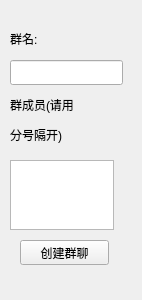
Qt form client/ui/new_group.ui (TT2TER/Echoplex) before a commit.
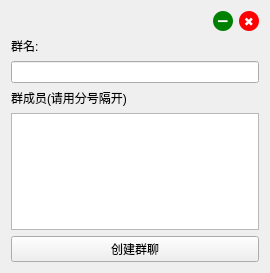
The same form after that commit. Custom widgets are drawn as their Qt base class.

Diff of the .ui file:
```diff
--- a/client/ui/new_group.ui
+++ b/client/ui/new_group.ui
@@ -6,73 +6,129 @@
    <rect>
     <x>0</x>
     <y>0</y>
-    <width>142</width>
-    <height>300</height>
+    <width>270</width>
+    <height>273</height>
    </rect>
   </property>
   <property name="windowTitle">
    <string>Form</string>
   </property>
-  <widget class="QPushButton" name="creat_group_butt">
-   <property name="geometry">
-    <rect>
-     <x>20</x>
-     <y>240</y>
-     <width>89</width>
-     <height>25</height>
-    </rect>
-   </property>
-   <property name="text">
-    <string>创建群聊</string>
-   </property>
-  </widget>
-  <widget class="QTextEdit" name="group_member_list">
-   <property name="geometry">
-    <rect>
-     <x>10</x>
-     <y>160</y>
-     <width>104</width>
-     <height>70</height>
-    </rect>
-   </property>
-  </widget>
-  <widget class="QLineEdit" name="new_group_name">
-   <property name="geometry">
-    <rect>
-     <x>10</x>
-     <y>60</y>
-     <width>113</width>
-     <height>25</height>
-    </rect>
-   </property>
-  </widget>
-  <widget class="QLabel" name="label">
-   <property name="geometry">
-    <rect>
-     <x>10</x>
-     <y>30</y>
-     <width>67</width>
-     <height>17</height>
-    </rect>
-   </property>
-   <property name="text">
-    <string>群名:</string>
-   </property>
-  </widget>
-  <widget class="QLabel" name="label_2">
-   <property name="geometry">
-    <rect>
-     <x>10</x>
-     <y>90</y>
-     <width>111</width>
-     <height>61</height>
-    </rect>
-   </property>
-   <property name="text">
-    <string>&lt;html&gt;&lt;head/&gt;&lt;body&gt;&lt;p&gt;群成员(请用&lt;/p&gt;&lt;p&gt;分号隔开)&lt;/p&gt;&lt;/body&gt;&lt;/html&gt;</string>
-   </property>
-  </widget>
+  <layout class="QVBoxLayout" name="verticalLayout">
+   <item>
+    <layout class="QHBoxLayout" name="horizontalLayout_4">
+     <item>
+      <spacer name="horizontalSpacer_3">
+       <property name="orientation">
+        <enum>Qt::Horizontal</enum>
+       </property>
+       <property name="sizeHint" stdset="0">
+        <size>
+         <width>40</width>
+         <height>10</height>
+        </size>
+       </property>
+      </spacer>
+     </item>
+     <item>
+      <widget class="QPushButton" name="mini_butt">
+       <property name="styleSheet">
+        <string notr="true">QPushButton {
+        background-color: green;
+        border: none;
+        border-radius: 10px;
+        width: 20px;
+        height: 20px;
+        font-size: 14px;
+        color: white;
+    }
+    
+    QPushButton:hover {
+        background-color: rgba(0, 128, 0, 0.8);
+    }
+    
+    QPushButton:pressed {
+        background-color: rgba(0, 128, 0, 1);
+    }</string>
+       </property>
+       <property name="text">
+        <string>➖</string>
+       </property>
+      </widget>
+     </item>
+     <item>
+      <widget class="QPushButton" name="close_butt">
+       <property name="styleSheet">
+        <string notr="true">QPushButton {
+        background-color: red;
+        border: none;
+        border-radius: 10px;
+        width: 20px;
+        height: 20px;
+        font-size: 12px;
+        color: white;
+    }
+    
+    QPushButton:hover {
+        background-color: rgba(255, 0, 0, 0.8);
+    }
+    
+    QPushButton:pressed {
+        background-color: rgba(255, 0, 0, 1);
+    }</string>
+       </property>
+       <property name="text">
+        <string>✖</string>
+       </property>
+      </widget>
+     </item>
+    </layout>
+   </item>
+   <item>
+    <widget class="QLabel" name="label">
+     <property name="text">
+      <string>群名:</string>
+     </property>
+    </widget>
+   </item>
+   <item>
+    <widget class="LineEdit" name="new_group_name"/>
+   </item>
+   <item>
+    <widget class="QLabel" name="label_2">
+     <property name="text">
+      <string>&lt;html&gt;&lt;head/&gt;&lt;body&gt;&lt;p&gt;群成员(请用分号隔开)&lt;/p&gt;&lt;/body&gt;&lt;/html&gt;</string>
+     </property>
+    </widget>
+   </item>
+   <item>
+    <widget class="TextEdit" name="group_member_list"/>
+   </item>
+   <item>
+    <widget class="PushButton" name="creat_group_butt">
+     <property name="text">
+      <string>创建群聊</string>
+     </property>
+    </widget>
+   </item>
+  </layout>
  </widget>
+ <customwidgets>
+  <customwidget>
+   <class>PushButton</class>
+   <extends>QPushButton</extends>
+   <header>qfluentwidgets</header>
+  </customwidget>
+  <customwidget>
+   <class>LineEdit</class>
+   <extends>QLineEdit</extends>
+   <header>qfluentwidgets</header>
+  </customwidget>
+  <customwidget>
+   <class>TextEdit</class>
+   <extends>QTextEdit</extends>
+   <header>qfluentwidgets</header>
+  </customwidget>
+ </customwidgets>
  <resources/>
  <connections/>
 </ui>
```
